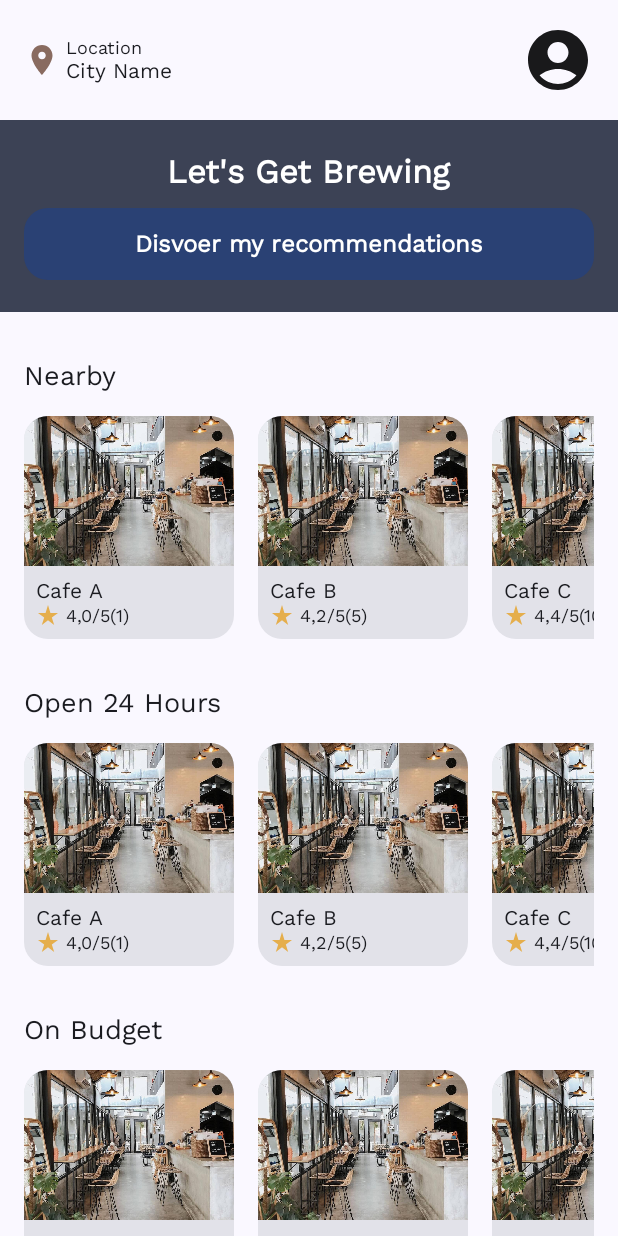
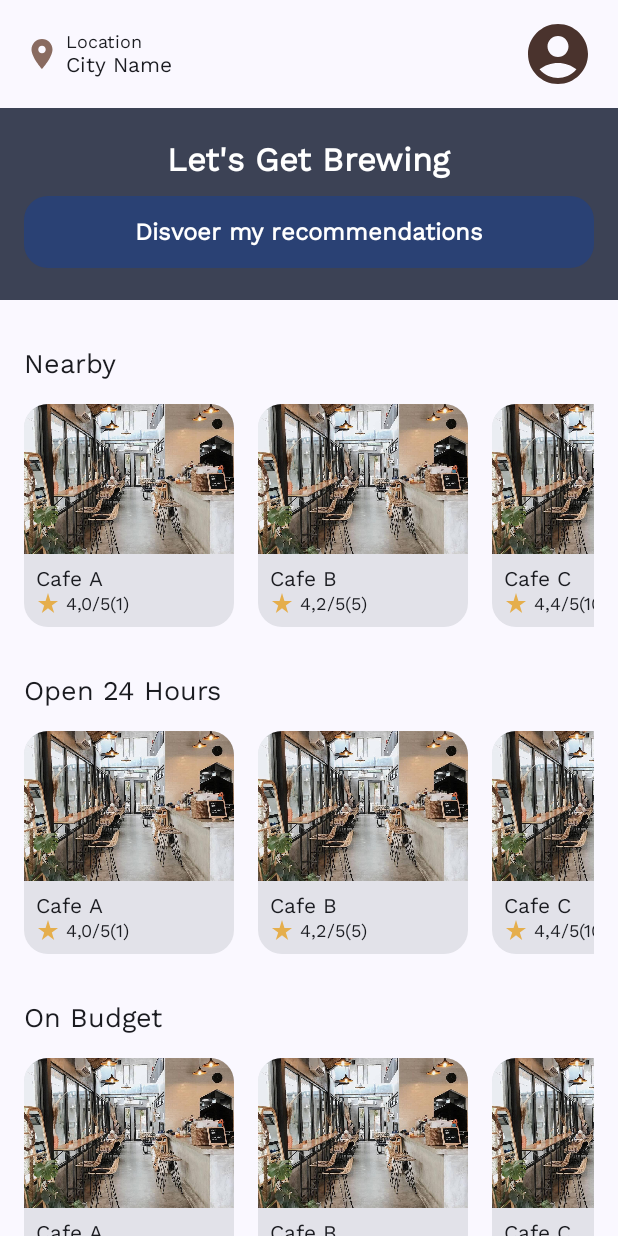
Before and after one commit to C23-PS051/mobile, an Android app built with Jetpack Compose: the home screen opened through its navigation route, on a phone screen of 412 x 824 dp. Run offline under Robolectric (Android 15) with nearby library versions, the phone set to English and light mode, and no system bars.

Commit message:
fix header background and padding, adjust theme colors

```diff
--- a/app/src/main/java/com/dicoding/c23ps051/caferecommenderapp/ui/components/Header.kt
+++ b/app/src/main/java/com/dicoding/c23ps051/caferecommenderapp/ui/components/Header.kt
@@ -1,11 +1,14 @@
 package com.dicoding.c23ps051.caferecommenderapp.ui.components
 
 import androidx.compose.foundation.Image
+import androidx.compose.foundation.background
 import androidx.compose.foundation.clickable
 import androidx.compose.foundation.layout.Column
 import androidx.compose.foundation.layout.Row
 import androidx.compose.foundation.layout.padding
+import androidx.compose.foundation.layout.size
 import androidx.compose.foundation.shape.CircleShape
+import androidx.compose.material3.MaterialTheme
 import androidx.compose.material3.Text
 import androidx.compose.runtime.Composable
 import androidx.compose.ui.Alignment
@@ -26,7 +29,9 @@ fun Header(
 ) {
     Row (
         verticalAlignment = Alignment.CenterVertically,
-        modifier = modifier.padding(16.dp)
+        modifier = modifier
+            .background(MaterialTheme.colorScheme.background)
+            .padding(horizontal = 16.dp, vertical = 12.dp)
     ){
         Image(
             painter = painterResource(id = R.drawable.location),
--- a/app/src/main/java/com/dicoding/c23ps051/caferecommenderapp/ui/theme/Theme.kt
+++ b/app/src/main/java/com/dicoding/c23ps051/caferecommenderapp/ui/theme/Theme.kt
@@ -21,9 +21,10 @@ private val DarkColorScheme = darkColorScheme(
     secondary = DarkBrown,
     onPrimary = White,
     onSecondary = White,
+    secondaryContainer = Brown, // Selected navbar background color
     tertiary = Brown, // So text color can change
     outline = Cream, // For borders etc
-    surfaceVariant = Brown, // Card background color
+    surfaceVariant = DarkBrown, // Card background color
     onSecondaryContainer = Cream, // Selected navbar icon color
     onSurfaceVariant = Brown, // Navbar icon color
     onTertiary = White, // Text color on card
@@ -34,6 +35,7 @@ private val LightColorScheme = lightColorScheme(
     secondary = Brown,
     onPrimary = White,
     onSecondary = White,
+    secondaryContainer = Cream, // Selected navbar background color
     tertiary = Cream, // So text color can change
     outline = Gray, // For borders etc
     surfaceVariant = Cream, // Card background color
--- a/app/src/main/res/drawable/profile.xml
+++ b/app/src/main/res/drawable/profile.xml
@@ -1,4 +1,4 @@
-<vector android:height="48dp" android:tint="#19191B"
+<vector android:height="48dp" android:tint="#4A332D"
     android:viewportHeight="24" android:viewportWidth="24"
     android:width="48dp" xmlns:android="http://schemas.android.com/apk/res/android">
     <path android:fillColor="@android:color/white" android:pathData="M12,2C6.48,2 2,6.48 2,12s4.48,10 10,10s10,-4.48 10,-10S17.52,2 12,2zM12,6c1.93,0 3.5,1.57 3.5,3.5S13.93,13 12,13s-3.5,-1.57 -3.5,-3.5S10.07,6 12,6zM12,20c-2.03,0 -4.43,-0.82 -6.14,-2.88C7.55,15.8 9.68,15 12,15s4.45,0.8 6.14,2.12C16.43,19.18 14.03,20 12,20z"/>
```
